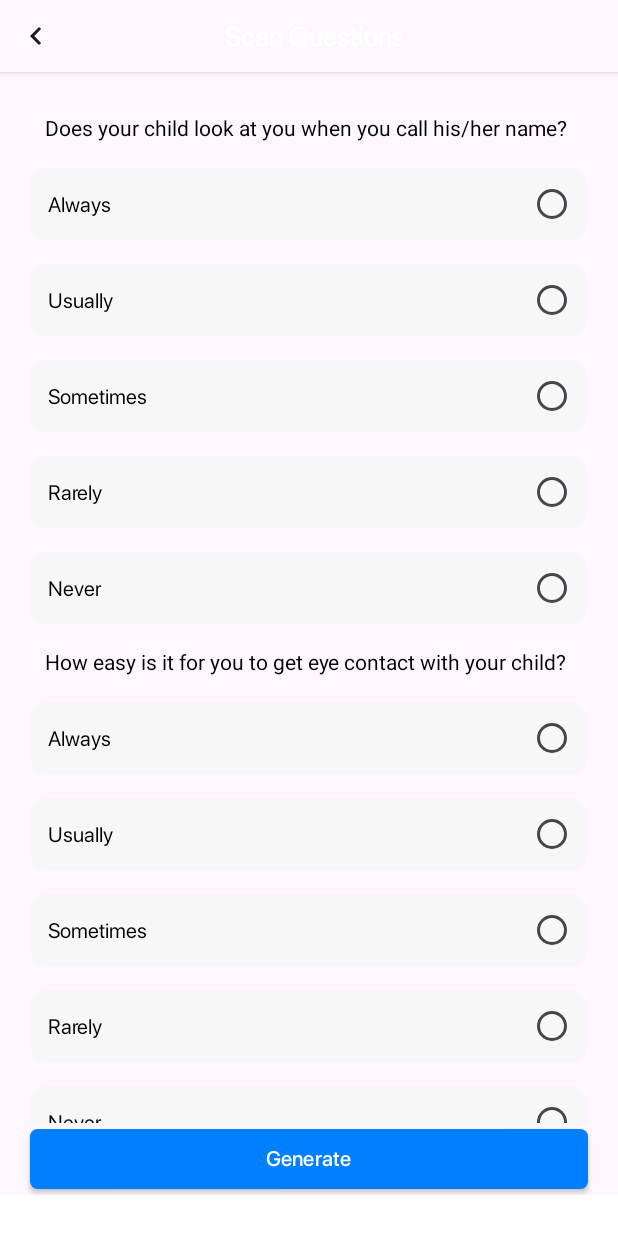
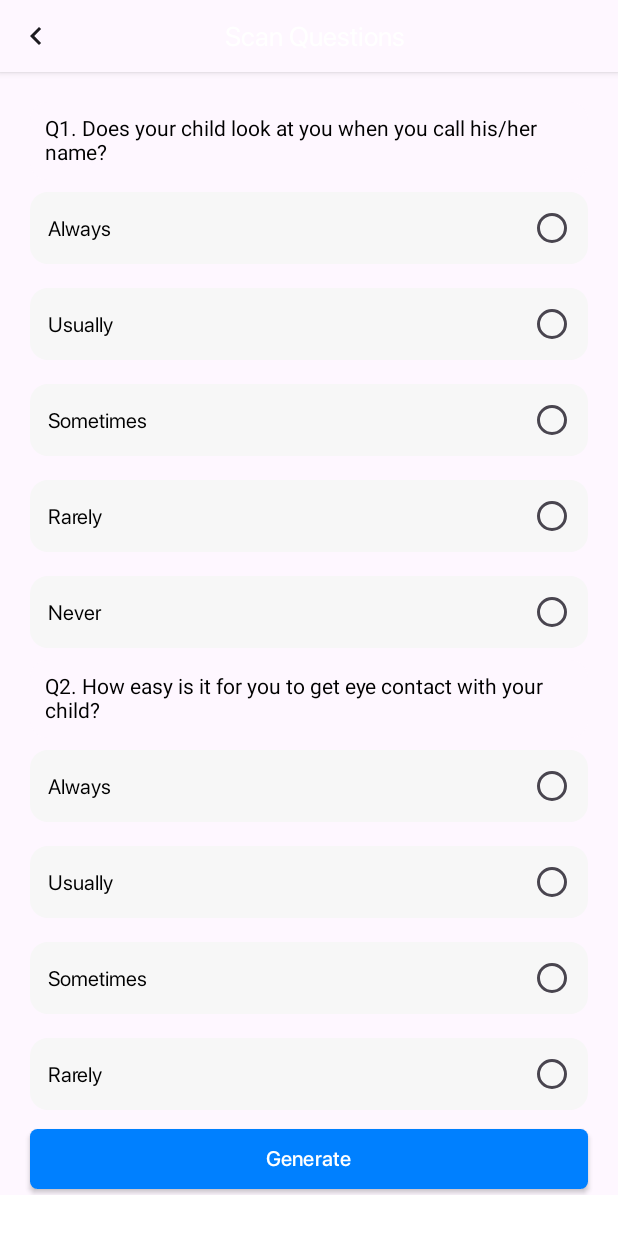
Before and after one commit to uxlabspk/NeuroScape, an Android app built with Jetpack Compose: the @Preview function PreviewQS, on a phone screen of 412 x 824 dp. Run offline under Robolectric (Android 15) with nearby library versions, the phone set to English and light mode, and no system bars; libraries missing offline, so code that uses them is left out: org.tensorflow.lite; Roboto replaces fonts that are not available here.

Commit message:
Naveed : Adding Questions Screen

```diff
--- a/app/src/main/java/io/github/uxlabspk/neuroscape/views/QuestionsScreen.kt
+++ b/app/src/main/java/io/github/uxlabspk/neuroscape/views/QuestionsScreen.kt
@@ -79,7 +79,7 @@ fun QuestionsScreen() {
         ) {
             LazyColumn {
                 items(10) {
-                    Questions(title = questionsList[it])
+                    Questions(title = questionsList[it], it)
                 }
             }
         }
@@ -102,7 +102,7 @@ fun QuestionsScreen() {
 }
 
 @Composable
-fun Questions(title: String) {
+fun Questions(title: String, index: Int) {
     Column {
         Box(
             Modifier
@@ -110,7 +110,7 @@ fun Questions(title: String) {
                 .clip(RoundedCornerShape(12.dp))
                 .background(MaterialTheme.colorScheme.surface)
         ) {
-            Text(text = title, Modifier.padding(10.dp))
+            Text("Q${index + 1}. $title", Modifier.padding(10.dp))
         }
         McqsRadioButton(
             option1 = "Always",
```
